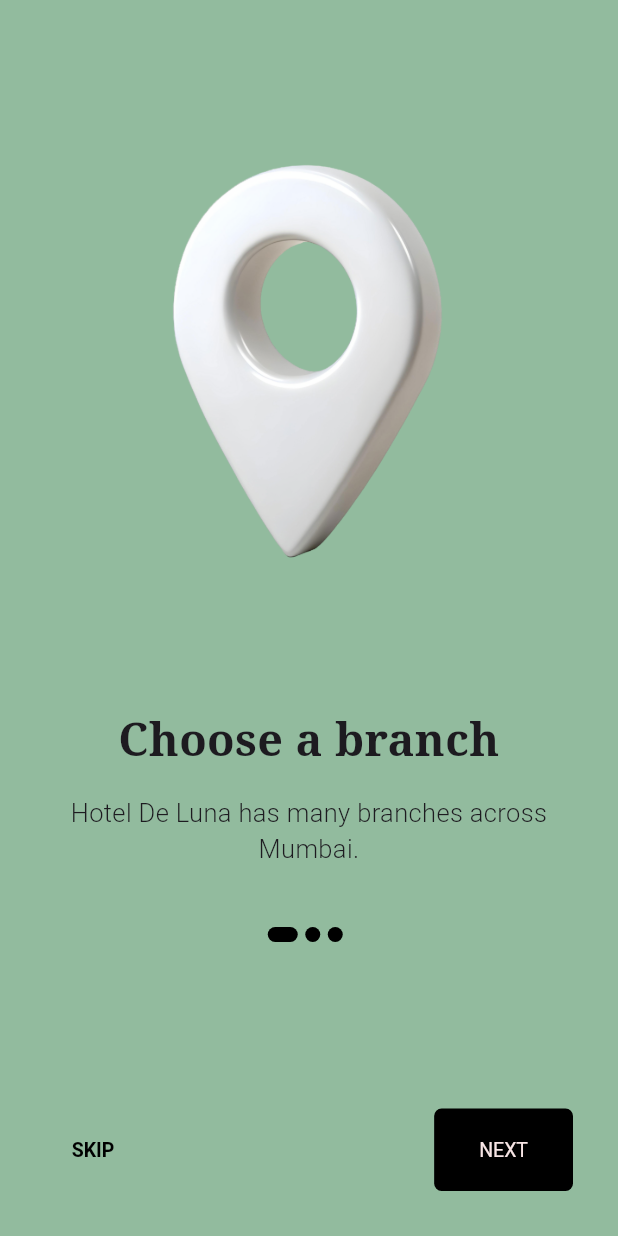
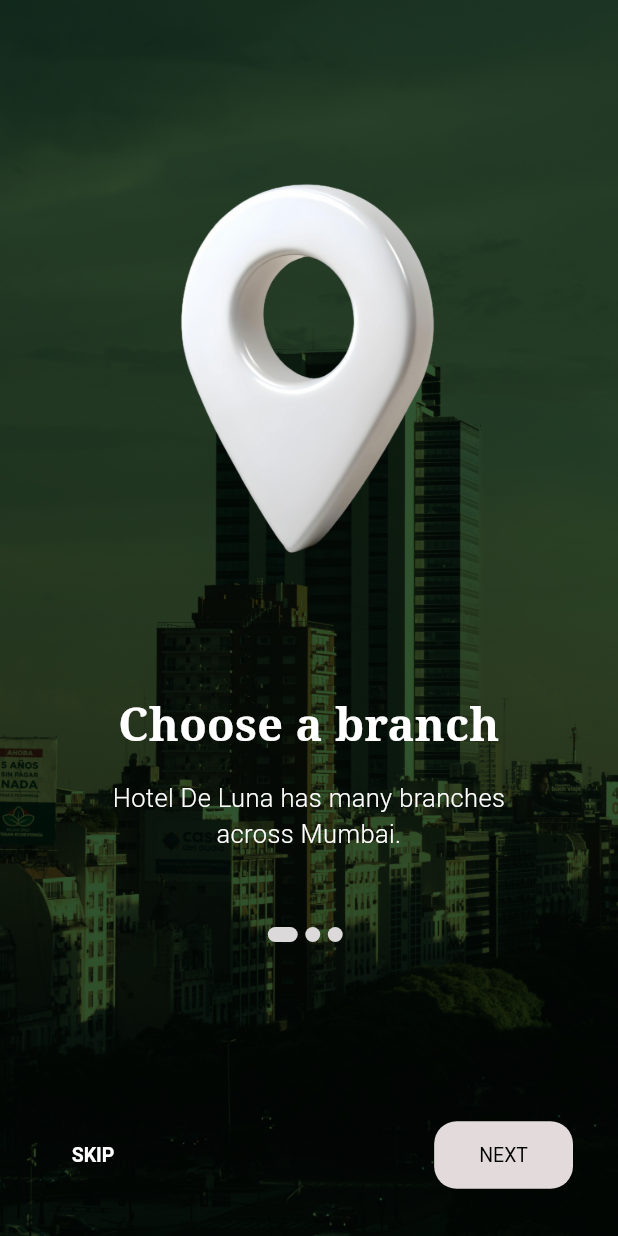
Before and after one commit to Mahhsssss/hotel-management-app, a Flutter app: the screen it shows after launch, on a phone screen of 412 x 824 dp. Run offline on Flutter 3.47's test engine with Material 3 defaults, Android fonts, the phone set to English and light mode, and no system bars; Roboto replaces fonts that are missing (Poppins).

Commit message:
Onboarding smoother animations

```diff
--- a/lib/main.dart
+++ b/lib/main.dart
@@ -13,6 +13,10 @@ class MyApp extends StatelessWidget {
 
   @override
   Widget build(BuildContext context) {
-    return MaterialApp(themeMode: ThemeMode.system, home: OnboardingScreen());
+    return MaterialApp(
+      themeMode: ThemeMode.system,
+      home: OnboardingScreen(),
+      debugShowCheckedModeBanner: false,
+    );
   }
 }
--- a/lib/onboarding.dart
+++ b/lib/onboarding.dart
@@ -1,4 +1,6 @@
 import 'package:flutter/material.dart';
+
+//Functionality done, need to add images, change colours etc..
 
 class OnboardingContents {
   //declaring variables for the onboarding contents.
@@ -39,12 +41,12 @@ List<OnboardingContents> contents = [
   ),
   OnboardingContents(
     title: "Book a room",
-    image: "assets/images/image2.png",
+    image: "assets/images/paperplane.png",
     desc: "Book one of hundreds of types of rooms.",
   ),
   OnboardingContents(
     title: "Enjoy a Luxurious stay",
-    image: "assets/images/image3.png",
+    image: "assets/images/sun.png",
     desc: "Let go, unwind and enjoy with your loved ones.",
   ),
 ];
@@ -67,18 +69,27 @@ class _OnboardingScreenState extends State<OnboardingScreen> {
   }
 
   int _currentPage = 0;
-  List colors = const [
-    Color.fromARGB(212, 124, 173, 138),
-    Color.fromARGB(210, 130, 179, 145),
-    Color.fromARGB(211, 139, 192, 154),
-  ]; //The background colours.
+  List<String> bgimages = [
+    "assets/images/hotel_building.jpg",
+    "assets/images/hotel_room.jpg",
+    "assets/images/poolside.jpg",
+  ]; //The background images
+
+  @override
+  void didChangeDependencies() {
+    super.didChangeDependencies();
+    // Pre-load all background images into the system cache
+    for (String path in bgimages) {
+      precacheImage(AssetImage(path), context);
+    }
+  }
 
   AnimatedContainer _buildDots({int? index}) {
     return AnimatedContainer(
       duration: const Duration(milliseconds: 200),
       decoration: const BoxDecoration(
         borderRadius: BorderRadius.all(Radius.circular(25)),
-        color: Color(0xFF000000),
+        color: Color.fromARGB(255, 219, 217, 217),
       ),
       margin: const EdgeInsets.only(right: 5),
       height: 10,
@@ -94,8 +105,39 @@ class _OnboardingScreenState extends State<OnboardingScreen> {
     double height = SizeConfig.screenH!;
 
     return Scaffold(
-      backgroundColor: colors[_currentPage],
-      body: SafeArea(
+      backgroundColor: const Color.fromARGB(255, 0, 0, 0),
+      body: Stack(
+        children: [
+          AnimatedSwitcher(
+            duration: const Duration(milliseconds: 400),
+            // layoutBuilder keeps the old image underneath the new one during the transition
+            layoutBuilder:
+                (Widget? currentChild, List<Widget> previousChildren) {
+                  return Stack(
+                    alignment: Alignment.center,
+                    children: <Widget>[
+                      ...previousChildren,
+                      if (currentChild != null) currentChild,
+                    ],
+                  );
+                },
+            child: Container(
+              // The ValueKey is CRITICAL. It tells AnimatedSwitcher the image changed.
+              key: ValueKey<int>(_currentPage),
+              decoration: BoxDecoration(
+                image: DecorationImage(
+                  image: AssetImage(bgimages[_currentPage]),
+                  fit: BoxFit.cover,
+                  colorFilter: const ColorFilter.mode(
+                    Color.fromARGB(255, 48, 84, 49),
+                    BlendMode.modulate,
+                  ),
+                ),
+              ),
+            ),
+          ),
+
+          SafeArea(
             //This automatically adds padding to the child
             child: Column(
               children: [
@@ -106,12 +148,13 @@ class _OnboardingScreenState extends State<OnboardingScreen> {
                     //Builds scrollabe pages, and builds the next page when scrolled to, making it memory efficient
                     physics: const BouncingScrollPhysics(),
                     controller: _controller,
-                onPageChanged: (value) => setState(() => _currentPage = value),
+                    onPageChanged: (value) =>
+                        setState(() => _currentPage = value),
                     itemCount: contents.length,
                     itemBuilder: (context, i) {
                       //Dynamically builds each list items widget
                       return Padding(
-                    padding: const EdgeInsets.all(40.0),
+                        padding: const EdgeInsets.all(50.0),
                         child: Column(
                           children: [
                             Expanded(
@@ -121,7 +164,7 @@ class _OnboardingScreenState extends State<OnboardingScreen> {
                                 // Remove fixed height here, let it be flexible
                               ),
                             ),
-                        SizedBox(height: (height >= 840) ? 60 : 30), //Title
+                            SizedBox(height: (height >= 840) ? 40 : 20), //Title
                             Text(
                               contents[i].title,
                               textAlign: TextAlign.center,
@@ -129,6 +172,7 @@ class _OnboardingScreenState extends State<OnboardingScreen> {
                                 fontFamily: "Serif",
                                 fontWeight: FontWeight.w800,
                                 fontSize: (width <= 550) ? 30 : 35,
+                                color: Colors.white,
                               ),
                             ),
                             const SizedBox(height: 15), //Description
@@ -138,6 +182,7 @@ class _OnboardingScreenState extends State<OnboardingScreen> {
                                 fontFamily: "Poppins",
                                 fontWeight: FontWeight.w300,
                                 fontSize: (width <= 550) ? 17 : 25,
+                                color: Colors.white,
                               ),
                               textAlign: TextAlign.center,
                             ),
@@ -165,14 +210,19 @@ class _OnboardingScreenState extends State<OnboardingScreen> {
                               child: ElevatedButton(
                                 onPressed: () {},
                                 style: ElevatedButton.styleFrom(
-                              backgroundColor: Colors.black,
+                                  backgroundColor: const Color.fromARGB(
+                                    255,
+                                    209,
+                                    211,
+                                    208,
+                                  ),
                                   shape: RoundedRectangleBorder(
                                     borderRadius: BorderRadius.circular(15),
                                   ),
                                   padding: (width <= 550)
                                       ? const EdgeInsets.symmetric(
-                                      horizontal: 100,
-                                      vertical: 20,
+                                          horizontal: 80,
+                                          vertical: 15,
                                         )
                                       : EdgeInsets.symmetric(
                                           horizontal: width * 0.2,
@@ -180,15 +230,21 @@ class _OnboardingScreenState extends State<OnboardingScreen> {
                                         ),
                                   textStyle: TextStyle(
                                     fontSize: (width <= 550) ? 13 : 17,
+                                    color: Colors.black,
+                                    fontWeight: FontWeight.w700,
                                   ),
                                 ),
-                            child: const Text("START"),
+                                child: const Text(
+                                  "START",
+                                  style: TextStyle(color: Colors.black),
+                                ),
                               ),
                             )
                           : Padding(
                               padding: const EdgeInsets.all(30),
                               child: Row(
-                            mainAxisAlignment: MainAxisAlignment.spaceBetween,
+                                mainAxisAlignment:
+                                    MainAxisAlignment.spaceBetween,
                                 children: [
                                   TextButton(
                                     onPressed: () {
@@ -203,26 +259,40 @@ class _OnboardingScreenState extends State<OnboardingScreen> {
                                     ),
                                     child: const Text(
                                       "SKIP",
-                                  style: TextStyle(color: Colors.black),
+                                      style: TextStyle(
+                                        color: Color.fromARGB(
+                                          255,
+                                          255,
+                                          255,
+                                          255,
+                                        ),
+                                      ),
                                     ),
                                   ),
                                   ElevatedButton(
                                     onPressed: () {
                                       _controller.nextPage(
-                                    duration: const Duration(milliseconds: 200),
+                                        duration: const Duration(
+                                          milliseconds: 200,
+                                        ),
                                         curve: Curves.easeIn,
                                       );
                                     },
                                     style: ElevatedButton.styleFrom(
-                                  backgroundColor: Colors.black,
+                                      backgroundColor: const Color.fromARGB(
+                                        255,
+                                        227,
+                                        219,
+                                        219,
+                                      ),
                                       shape: RoundedRectangleBorder(
-                                    borderRadius: BorderRadius.circular(5),
+                                        borderRadius: BorderRadius.circular(15),
                                       ),
                                       elevation: 0,
                                       padding: (width <= 550)
                                           ? const EdgeInsets.symmetric(
                                               horizontal: 30,
-                                          vertical: 20,
+                                              vertical: 15,
                                             )
                                           : const EdgeInsets.symmetric(
                                               horizontal: 30,
@@ -235,7 +305,7 @@ class _OnboardingScreenState extends State<OnboardingScreen> {
                                     child: const Text(
                                       "NEXT",
                                       style: TextStyle(
-                                    color: Color.fromARGB(255, 247, 229, 229),
+                                        color: Color.fromARGB(255, 0, 0, 0),
                                       ),
                                     ),
                                   ),
@@ -248,6 +318,8 @@ class _OnboardingScreenState extends State<OnboardingScreen> {
               ],
             ),
           ),
+        ],
+      ),
     );
   }
 }
--- a/pubspec.yaml
+++ b/pubspec.yaml
@@ -37,6 +37,7 @@ dependencies:
   cupertino_icons: ^1.0.8
   getwidget: ^7.0.0
   lottie: ^3.1.0
+  transparent_image: ^2.0.0
 
 dev_dependencies:
   flutter_test:
```
Also changed, not shown: assets/images/hotel_building.jpg (added), assets/images/hotel_room.jpg (added), assets/images/paperplane.png (added), assets/images/poolside.jpg (added), assets/images/sun.png (added), pubspec.lock. Lines whose indentation alone changed are shown as unchanged.
